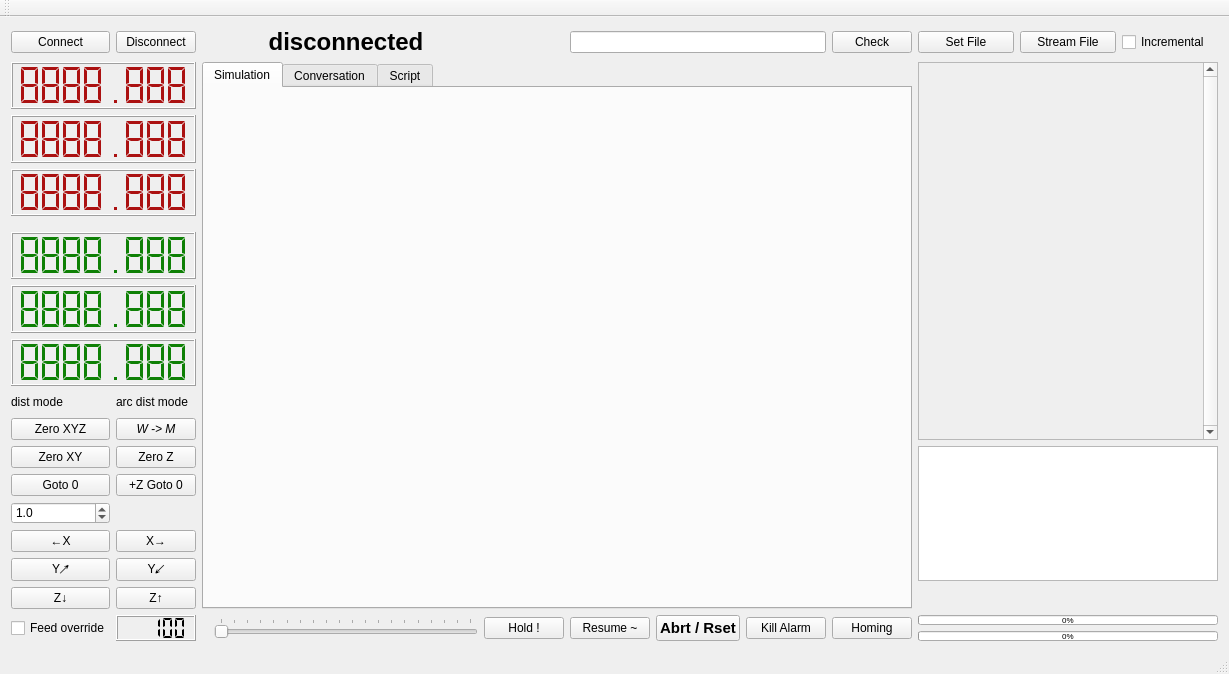
Before: the Qt Designer form lib/qt/cnctoolbox/mainwindow.ui in comgram/gerbil_gui, drawn with Qt 5.
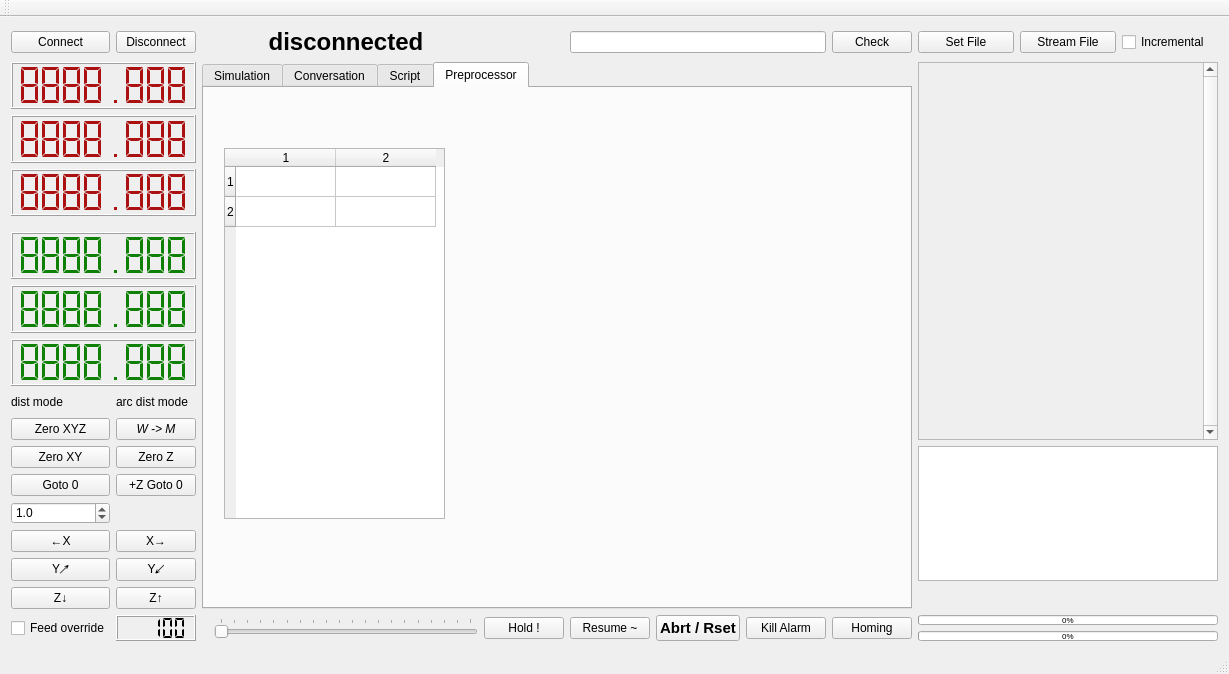
After: the same form once the commit is applied.

Commit message: variable assignment and substitution in file working, no working UI yet

Diff of the .ui file:
```diff
--- a/lib/qt/cnctoolbox/mainwindow.ui
+++ b/lib/qt/cnctoolbox/mainwindow.ui
@@ -468,8 +468,14 @@
       </property>
       <item row="0" column="1">
        <widget class="QTabWidget" name="centerTabWidget">
+        <property name="tabPosition">
+         <enum>QTabWidget::North</enum>
+        </property>
+        <property name="tabShape">
+         <enum>QTabWidget::Rounded</enum>
+        </property>
         <property name="currentIndex">
-         <number>0</number>
+         <number>3</number>
         </property>
         <widget class="QWidget" name="glTab">
          <attribute name="title">
@@ -825,6 +831,31 @@
           </widget>
          </widget>
         </widget>
+        <widget class="QWidget" name="tab">
+         <attribute name="title">
+          <string>Preprocessor</string>
+         </attribute>
+         <widget class="QTableWidget" name="tableWidget_variables">
+          <property name="geometry">
+           <rect>
+            <x>20</x>
+            <y>60</y>
+            <width>221</width>
+            <height>371</height>
+           </rect>
+          </property>
+          <property name="rowCount">
+           <number>2</number>
+          </property>
+          <property name="columnCount">
+           <number>2</number>
+          </property>
+          <row/>
+          <row/>
+          <column/>
+          <column/>
+         </widget>
+        </widget>
        </widget>
       </item>
      </layout>
```
The commit also changes 4 other files.
